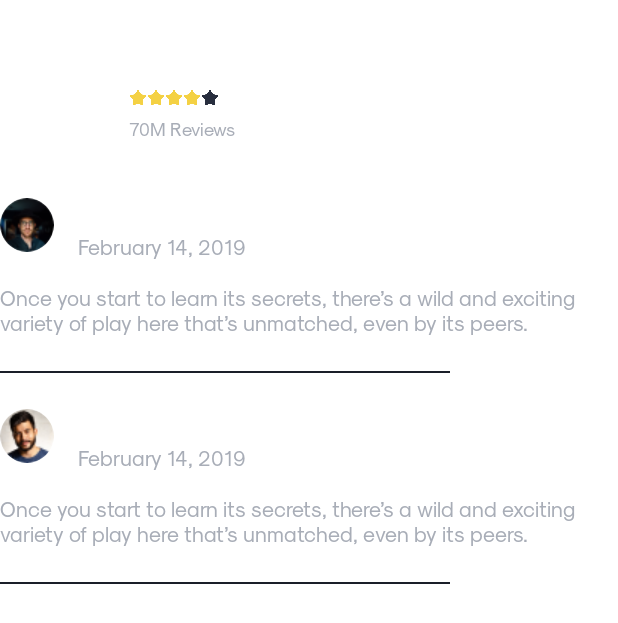
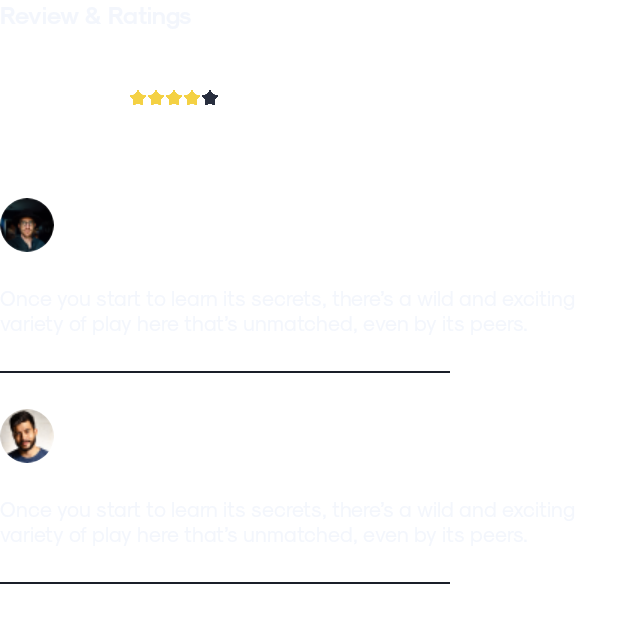
Before and after one commit to ArtemKohanenko/Dota-Page, an Android app built with Jetpack Compose: the @Preview function PreviewReviewList, on a phone screen of 412 x 824 dp. Shown: the top 623 px of the screen. Run offline under Robolectric (Android 15) with nearby library versions, the phone set to English and light mode, and no system bars.

Commit message:
Доступ к цветам через тему, удалены лишние import

```diff
--- a/app/src/main/java/Components/ReviewAndRating.kt
+++ b/app/src/main/java/Components/ReviewAndRating.kt
@@ -1,6 +1,5 @@
 package Components
 
-import android.graphics.Color.parseColor
 import androidx.compose.foundation.Image
 import androidx.compose.foundation.background
 import androidx.compose.foundation.layout.Arrangement
@@ -8,31 +7,25 @@ import androidx.compose.foundation.layout.Box
 import androidx.compose.foundation.layout.Column
 import androidx.compose.foundation.layout.Row
 import androidx.compose.foundation.layout.Spacer
-import androidx.compose.foundation.layout.aspectRatio
-import androidx.compose.foundation.layout.fillMaxHeight
-import androidx.compose.foundation.layout.fillMaxWidth
 import androidx.compose.foundation.layout.height
-import androidx.compose.foundation.layout.padding
 import androidx.compose.foundation.layout.size
 import androidx.compose.foundation.layout.width
 import androidx.compose.foundation.lazy.LazyColumn
 import androidx.compose.foundation.lazy.items
 import androidx.compose.foundation.shape.CircleShape
-import androidx.compose.foundation.shape.RoundedCornerShape
 import androidx.compose.material.Text
 import androidx.compose.runtime.Composable
 import androidx.compose.ui.Alignment
 import androidx.compose.ui.Modifier
 import androidx.compose.ui.draw.clip
-import androidx.compose.ui.graphics.Color
-import androidx.compose.ui.modifier.modifierLocalConsumer
 import androidx.compose.ui.res.painterResource
 import androidx.compose.ui.text.font.FontWeight
 import androidx.compose.ui.tooling.preview.Preview
 import androidx.compose.ui.unit.dp
 import androidx.compose.ui.unit.sp
 import com.example.dotapage.R
-import com.example.dotapage.fontF
+import com.example.dotapage.ui.theme.AppTheme
+import com.example.dotapage.ui.theme.fontF
 
 data class Review(val author: String, val date: String, val body: String, val picture: Int)
 
@@ -58,7 +51,7 @@ fun ReviewAndRating() {
         Text(
             "Review & Ratings",
             fontSize = 16.sp,
-            color = Color.White,
+            color = AppTheme.TextColors.primary,
             fontFamily = fontF,
             fontWeight = FontWeight.Bold)
         Spacer(modifier = Modifier.height(28.dp))
@@ -91,20 +84,20 @@ fun ReviewCard(review: Review) {
             )
             Spacer(modifier = Modifier.width(16.dp))
             Column {
-                Text(review.author, color= Color.White, fontFamily = fontF)
+                Text(review.author, color= AppTheme.TextColors.title, fontFamily = fontF)
                 Spacer(modifier = Modifier.height(7.dp))
-                Text(review.date, color = Color(parseColor("#A8ADB7")), fontFamily = fontF)
+                Text(review.date, color = AppTheme.TextColors.secondary, fontFamily = fontF)
             }
         }
         Spacer(modifier = Modifier.height(17.dp))
-        Text(review.body, color = Color(parseColor("#A8ADB7")), fontFamily = fontF)
+        Text(review.body, color = AppTheme.TextColors.primary, fontFamily = fontF)
 
         Spacer(modifier = Modifier.height(24.dp))
         Box(
             modifier = Modifier
                 .height(1.dp)
                 .width(300.dp)
-                .background(color = Color(parseColor("#1A1F29")))
+                .background(color = AppTheme.BgColors.tertiary)
         )
         Spacer(modifier = Modifier.height(24.dp))
     }
@@ -118,7 +111,7 @@ fun Rating() {
         horizontalArrangement = Arrangement.Center
     ) {
         Text("4.9",
-            color = Color.White,
+            color = AppTheme.TextColors.title,
             fontSize = 48.sp,
             fontWeight = FontWeight.Bold,
             fontFamily = fontF
@@ -129,7 +122,7 @@ fun Rating() {
                 .height(12.dp))
             Spacer(modifier = Modifier.height(8.dp))
             Text("70M Reviews",
-                color = Color(parseColor("#A8ADB7")),
+                color = AppTheme.TextColors.secondary,
                 fontSize=12.sp,
                 fontFamily = fontF
                 )
--- a/app/src/main/java/Components/Video.kt
+++ b/app/src/main/java/Components/Video.kt
@@ -5,7 +5,6 @@ import androidx.compose.foundation.background
 import androidx.compose.foundation.layout.Box
 import androidx.compose.foundation.layout.padding
 import androidx.compose.foundation.layout.size
-import androidx.compose.foundation.layout.width
 import androidx.compose.foundation.shape.CircleShape
 import androidx.compose.foundation.shape.RoundedCornerShape
 import androidx.compose.runtime.Composable
@@ -15,7 +14,6 @@ import androidx.compose.ui.draw.clip
 import androidx.compose.ui.graphics.Color
 import androidx.compose.ui.res.painterResource
 import androidx.compose.ui.unit.dp
-import androidx.compose.ui.zIndex
 import com.example.dotapage.R
 
 @Composable
```
Also changed, not shown: app/src/main/java/Components/DotaScreen.kt (+0 -7 lines), app/src/main/java/Components/DotaScreenContent.kt (+6 -11 lines), app/src/main/java/Components/DotaScreenHeader.kt (+3 -19 lines), app/src/main/java/Components/GameTitle.kt (+6 -13 lines), app/src/main/java/Components/GenresList.kt (+3 -10 lines), app/src/main/java/com/example/dotapage/MainActivity.kt (+1 -6 lines), app/src/main/java/com/example/dotapage/ui/theme/Theme.kt (+18 -4 lines), app/src/main/java/com/example/dotapage/ui/theme/fonts.kt (added, +11 -0 lines).
